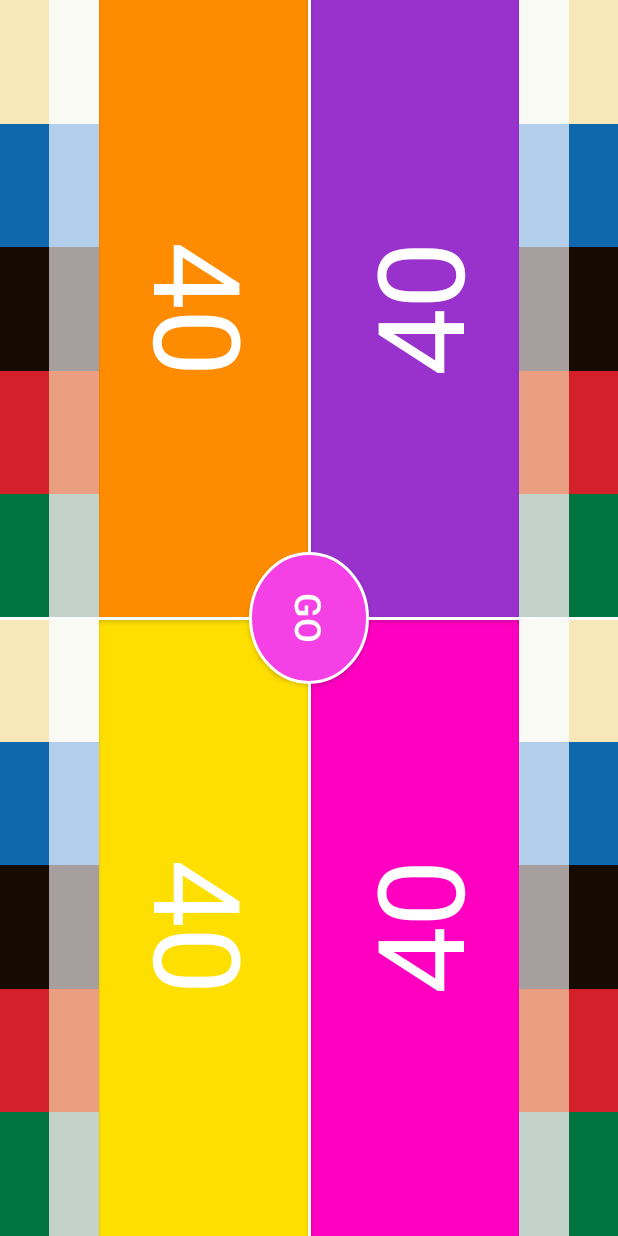
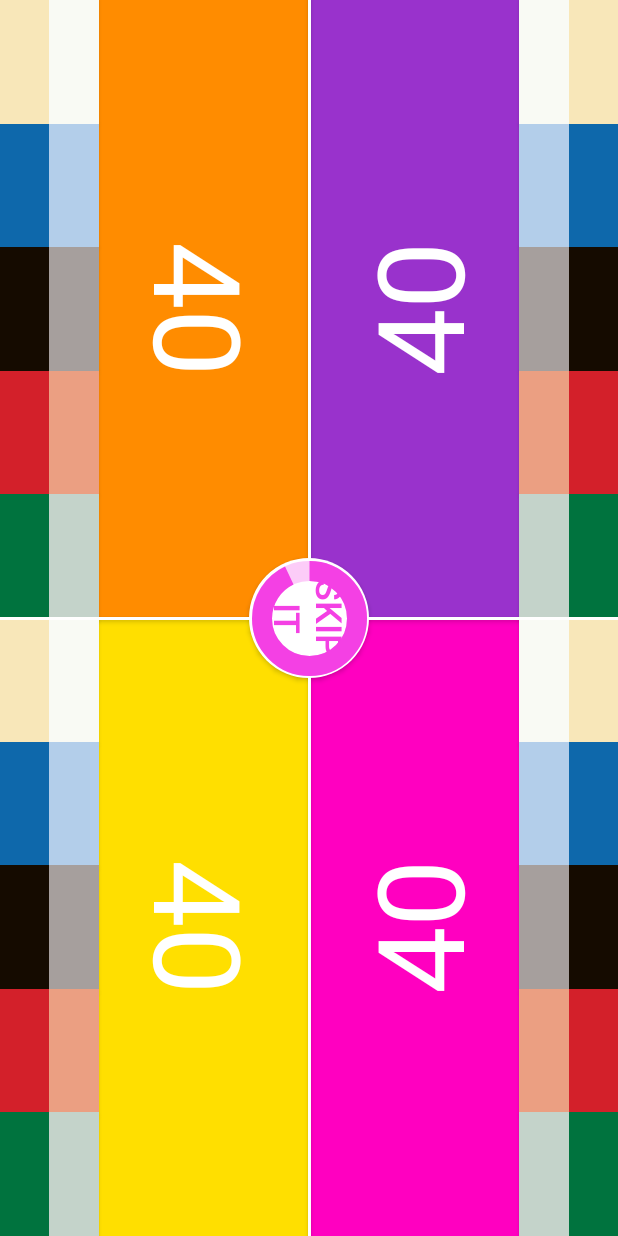
Before and after one commit to AnthonyCoulthard/Bromander, an Android app: the screen it shows after launch (MainActivity), on a phone screen of 412 x 824 dp. Run offline under Robolectric (Android 15) with nearby library versions, the phone set to English and light mode, and no system bars.

Commit message:
Progress Bar v1
To Do:
Make RepeatListeners for mana counters

```diff
--- /dev/null
+++ b/src/main/java/com/example/bromander/CircleProgressBar.kt
@@ -0,0 +1,61 @@
+package com.example.bromander
+
+import android.content.Context
+import android.graphics.Canvas
+import android.graphics.Color
+import android.graphics.Paint
+import android.graphics.RectF
+import android.os.Parcel
+import android.os.Parcelable
+import android.util.AttributeSet
+import android.view.View
+
+class CircleProgressBar @JvmOverloads constructor(
+        context: Context, attrs: AttributeSet? = null, defStyleAttr: Int = 0
+) : View(context, attrs, defStyleAttr) {
+    private val backgroundWidth = 20f
+    private val progressWidth = 20f
+
+    private val backgroundPaint = Paint().apply {
+        color = Color.parseColor("#44f440e4")
+        style = Paint.Style.STROKE
+        strokeWidth = backgroundWidth
+        isAntiAlias = true
+    }
+
+    private val progressPaint = Paint().apply {
+        color = Color.parseColor("#f440e4")
+        style = Paint.Style.STROKE
+        strokeWidth = progressWidth
+        isAntiAlias = true
+    }
+
+    var progress: Float = 0f
+        set(value) {
+            field = value
+            invalidate()
+        }
+
+    private val oval = RectF()
+    private var centerX: Float = 0f
+    private var centerY: Float = 0f
+    private var radius: Float = 0f
+
+    override fun onSizeChanged(w: Int, h: Int, oldw: Int, oldh: Int) {
+        centerX = w.toFloat() / 2
+        centerY = h.toFloat() / 2
+        radius = w.toFloat() / 2 - progressWidth
+        oval.set(centerX - radius,
+                centerY - radius,
+                centerX + radius,
+                centerY + radius)
+        super.onSizeChanged(w, h, oldw, oldh)
+    }
+
+    override fun onDraw(canvas: Canvas?) {
+        super.onDraw(canvas)
+        canvas?.drawCircle(centerX, centerY, radius, backgroundPaint)
+        canvas?.drawArc(oval, 270f, 360f * progress, false, progressPaint)
+    }
+
+}
--- a/src/main/java/com/example/bromander/MainActivity.kt
+++ b/src/main/java/com/example/bromander/MainActivity.kt
@@ -4,8 +4,11 @@ import android.app.Activity
 import android.app.Fragment
 import android.content.ComponentCallbacks2
 import android.content.Context
+import android.graphics.Color
 import androidx.appcompat.app.AppCompatActivity
 import android.os.Bundle
+import android.os.CountDownTimer
+import android.os.Handler
 import android.util.Log
 import android.view.GestureDetector
 import android.view.KeyEvent
@@ -13,15 +16,9 @@ import android.view.View
 import android.view.View.INVISIBLE
 import android.view.WindowManager
 import android.view.inputmethod.InputMethodManager
-import android.widget.Button
-import android.widget.EditText
-import android.widget.TextView
 import android.view.MotionEvent
-import android.widget.Toast
 import android.view.View.OnLongClickListener
-
-
-
+import android.widget.*
 
 
 class MainActivity : AppCompatActivity() {
@@ -120,6 +117,7 @@ class MainActivity : AppCompatActivity() {
     lateinit var black4Counter: TextView
     lateinit var red4Counter: TextView
     lateinit var green4Counter: TextView
+    lateinit var progressBar: CircleProgressBar
 
     //Additional global variables
     var lifeTotal1: Int = 40
@@ -147,6 +145,31 @@ class MainActivity : AppCompatActivity() {
     var red4CounterInt: Int = 0
     var green4CounterInt: Int = 0
     var lifeHeld: Boolean = false
+    var turnStatus: Int = 0
+    val handler = Handler()
+    var player1TimeRemaining: Int = 10
+    var player2TimeRemaining: Int = 10
+    var player3TimeRemaining: Int = 10
+    var player4TimeRemaining: Int = 10
+    var playerTimer: Int = 10
+    var currentPlayer: Int = 1
+
+    //Variable for turn timer object
+    var timeOutRemoveTimer = object : CountDownTimer(playerTimer*1000L, 10) {
+        override fun onFinish() {
+            progressBar.progress = 1f
+            turnStatus = playerTimer
+            endTurn.setTextColor(Color.parseColor("#ff8c00"))
+        }
+
+        override fun onTick(millisUntilFinished: Long) {
+            endTurn.setTextColor(Color.parseColor("#f440e4"))
+            progressBar.progress = (playerTimer*1000L - millisUntilFinished).toFloat()/(playerTimer*1000L)
+            if((playerTimer*1000L - millisUntilFinished)/1000 > turnStatus){
+                turnStatus++
+            }
+        }
+    }
 
     override fun onCreate(savedInstanceState: Bundle?) {
         super.onCreate(savedInstanceState)
@@ -241,6 +264,7 @@ class MainActivity : AppCompatActivity() {
         red4Counter = findViewById(R.id.red4Counter)
         green4Counter = findViewById(R.id.green4Counter)
         endTurn = findViewById(R.id.endTurn)
+        progressBar = findViewById(R.id.progressBar)
 
         //Make life buttons nonexistent
         /*
@@ -254,6 +278,32 @@ class MainActivity : AppCompatActivity() {
         minus4.visibility = INVISIBLE
         */
 
+        //Run turn timer in its own thread
+        timeOutRemoveTimer.start()
+        /*
+        Thread(object:Runnable {
+            override fun run() {
+                while (turnStatus <= playerTimer*100)
+                {
+                    handler.post(object:Runnable {
+                        override fun run() {
+                            progressBar.progress = turnStatus/playerTimer
+                        }
+                    })
+                    try
+                    {
+                        Thread.sleep(10)
+                    }
+                    catch (e:InterruptedException) {
+                        e.printStackTrace()
+                    }
+                    turnStatus++
+                }
+            }
+        }).start()
+         */
+
+        //Set onClickListeners for life buttons
         hiddenPlus1.setOnClickListener {
             lifeTotal1++
             life1.text = lifeTotal1.toString()
@@ -304,14 +354,50 @@ class MainActivity : AppCompatActivity() {
 
         //Set onClickListener for ending the turn
         endTurn.setOnClickListener {
-            lifeTotal1 = 40
-            lifeTotal2 = 40
-            lifeTotal3 = 40
-            lifeTotal4 = 40
-            life1.text = lifeTotal1.toString()
-            life2.text = lifeTotal2.toString()
-            life3.text = lifeTotal3.toString()
-            life4.text = lifeTotal4.toString()
+            timeOutRemoveTimer.cancel()
+
+            if (currentPlayer == 1){
+                player1TimeRemaining += (player1TimeRemaining-turnStatus)/2
+                currentPlayer = 2
+                playerTimer = player2TimeRemaining
+            }
+            else if (currentPlayer == 2){
+                player2TimeRemaining += (player2TimeRemaining-turnStatus)/2
+                currentPlayer = 3
+                playerTimer = player3TimeRemaining
+            }
+            else if (currentPlayer == 3){
+                player3TimeRemaining += (player3TimeRemaining-turnStatus)/2
+                currentPlayer = 4
+                playerTimer = player4TimeRemaining
+            }
+            else {
+                player4TimeRemaining += (player4TimeRemaining-turnStatus)/2
+                currentPlayer = 1
+                playerTimer = player1TimeRemaining
+            }
+
+            if (playerTimer > 300){
+                playerTimer = 300
+            }
+
+            timeOutRemoveTimer = object : CountDownTimer(playerTimer*1000L, 10) {
+                override fun onFinish() {
+                    progressBar.progress = 1f
+                    turnStatus = playerTimer
+                    endTurn.setTextColor(Color.parseColor("#ff8c00"))
+                }
+
+                override fun onTick(millisUntilFinished: Long) {
+                    endTurn.setTextColor(Color.parseColor("#f440e4"))
+                    progressBar.progress = (playerTimer*1000L - millisUntilFinished).toFloat()/(playerTimer*1000L)
+                    if((playerTimer*1000L - millisUntilFinished)/1000 > turnStatus){
+                        turnStatus++
+                    }
+                }
+            }
+
+            timeOutRemoveTimer.start()
         }
 
         //Set onClickListeners for mana counters
--- /dev/null
+++ b/src/main/res/drawable/custom_progress_bar_drawable.xml
@@ -0,0 +1,19 @@
+<?xml version="1.0" encoding="utf-8"?>
+<rotate xmlns:android="http://schemas.android.com/apk/res/android"
+    android:fromDegrees="-90"
+    android:pivotX="50%"
+    android:pivotY="50%"
+    android:toDegrees="270" >
+
+    <shape
+        android:shape="ring"
+        android:useLevel="false" >
+        <gradient
+            android:centerY="0.5"
+            android:endColor="#ffffff"
+            android:startColor="@android:color/transparent"
+            android:type="sweep"
+            android:useLevel="false" />
+    </shape>
+
+</rotate>
--- a/src/main/res/drawable/red_circle.xml
+++ b/src/main/res/drawable/red_circle.xml
@@ -1,5 +1,4 @@
 <shape xmlns:android="http://schemas.android.com/apk/res/android" android:shape="oval">
-    <solid android:color="#f440e4"/>
+    <solid android:color="#ffffff"/>
     <size android:width="80dp" android:height="80dp"/>
-    <stroke android:color="#ffffff" android:width="2dp" />
 </shape>
--- a/src/main/res/layout/activity_main.xml
+++ b/src/main/res/layout/activity_main.xml
@@ -1260,11 +1260,11 @@
 
     <Button
         android:id="@+id/endTurn"
-        android:layout_width="wrap_content"
-        android:layout_height="wrap_content"
+        android:layout_width="80dp"
+        android:layout_height="80dp"
         android:background="@drawable/red_circle"
         android:text="@string/end_turn_string"
-        android:textColor="#ffffff"
+        android:textColor="#f440e4"
         android:textSize="24sp"
         android:elevation="6dp"
         android:rotation="90"
@@ -1273,6 +1273,36 @@
         app:layout_constraintBottom_toBottomOf="parent"
         app:layout_constraintTop_toTopOf="parent"
         />
+
+    <com.example.bromander.CircleProgressBar
+        android:id="@+id/progressBar"
+        android:layout_width="90dp"
+        android:layout_height="90dp"
+        android:elevation="8dp"
+        app:layout_constraintStart_toStartOf="parent"
+        app:layout_constraintEnd_toEndOf="parent"
+        app:layout_constraintBottom_toBottomOf="parent"
+        app:layout_constraintTop_toTopOf="parent"/>
+
+    <!--
+    <ProgressBar
+        android:id="@+id/progressBar"
+        style="?android:attr/progressBarStyleHorizontal"
+        android:layout_width="120dp"
+        android:layout_height="120dp"
+        android:layout_centerInParent="true"
+        android:indeterminate="false"
+        android:elevation="8dp"
+        android:max="100"
+        android:progress="0"
+        android:progressDrawable="@drawable/custom_progress_bar_drawable"
+        android:secondaryProgress="0"
+        app:layout_constraintStart_toStartOf="parent"
+        app:layout_constraintEnd_toEndOf="parent"
+        app:layout_constraintBottom_toBottomOf="parent"
+        app:layout_constraintTop_toTopOf="parent"
+        />
+        -->
 
     <!--
     <ImageView
--- a/src/main/res/values/strings.xml
+++ b/src/main/res/values/strings.xml
@@ -1,5 +1,5 @@
 <resources>
     <string name="app_name">Bromander</string>
-    <string name="end_turn_string">GO</string>
+    <string name="end_turn_string">SKIP\nIT</string>
     <string name="start_life_string">40</string>
 </resources>
```
